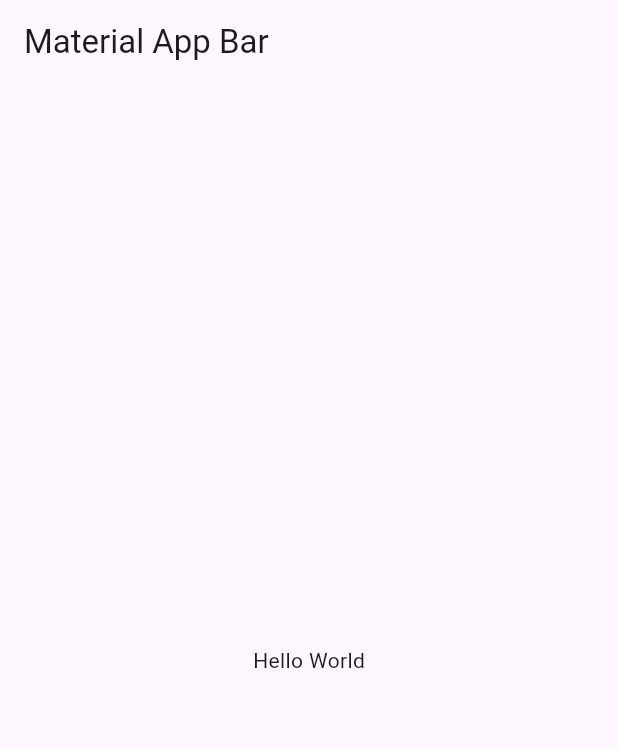
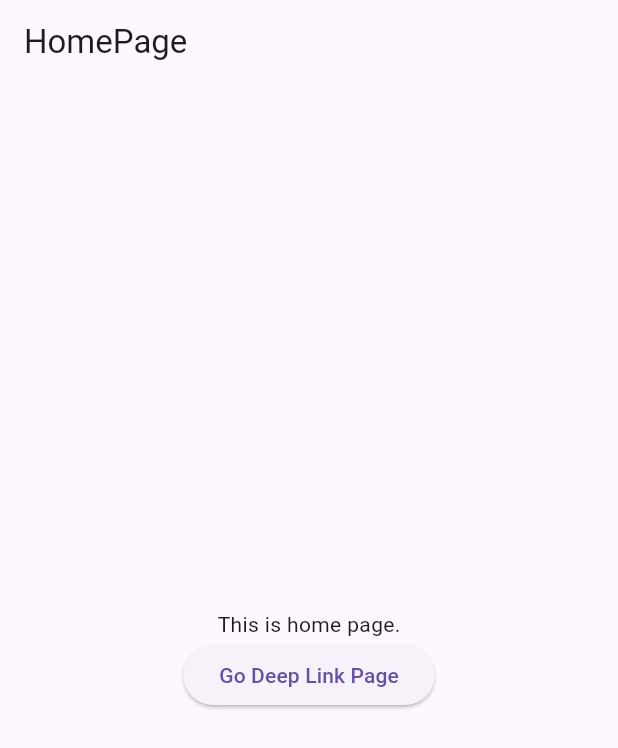
Before and after one commit to suleymangunes/deeplinking-auto_route, a Flutter app: the screen it shows after launch, on a phone screen of 412 x 824 dp. Shown: the top 748 px of the screen. Run offline on Flutter 3.47's test engine with Material 3 defaults, Android fonts, the phone set to English and light mode, and no system bars; our stand-ins replace auto_route.

Commit message:
Auto_route integrated app

```diff
--- a/lib/main.dart
+++ b/lib/main.dart
@@ -1,3 +1,4 @@
+import 'package:deeplinking_autoroute/routes/app_router.dart';
 import 'package:flutter/material.dart';
 
 void main() => runApp(const MyApp());
@@ -7,16 +8,10 @@ class MyApp extends StatelessWidget {
 
   @override
   Widget build(BuildContext context) {
-    return MaterialApp(
+    AppRouter appRouter = AppRouter();
+    return MaterialApp.router(
       title: 'Material App',
-      home: Scaffold(
-        appBar: AppBar(
-          title: const Text('Material App Bar'),
-        ),
-        body: const Center(
-          child: Text('Hello World'),
-        ),
-      ),
+      routerConfig: appRouter.config(),
     );
   }
 }
--- /dev/null
+++ b/lib/routes/app_router.dart
@@ -0,0 +1,12 @@
+import 'package:auto_route/auto_route.dart';
+
+import 'app_router.gr.dart';
+
+@AutoRouterConfig()
+class AppRouter extends $AppRouter {
+  @override
+  List<AutoRoute> get routes => [
+        AutoRoute(path: "/HomeRoute", page: HomeRoute.page, initial: true),
+        AutoRoute(path: "/DeepLinkRoute", page: DeepLinkingRoute.page),
+      ];
+}
--- /dev/null
+++ b/lib/screen/home_page.dart
@@ -0,0 +1,30 @@
+import 'package:auto_route/annotations.dart';
+import 'package:auto_route/auto_route.dart';
+import 'package:flutter/material.dart';
+
+@RoutePage()
+class HomePage extends StatelessWidget {
+  const HomePage({super.key});
+
+  @override
+  Widget build(BuildContext context) {
+    return Scaffold(
+      appBar: AppBar(
+        title: const Text("HomePage"),
+      ),
+      body: Center(
+        child: Column(
+          mainAxisAlignment: MainAxisAlignment.center,
+          children: [
+            const Text("This is home page."),
+            ElevatedButton(
+                onPressed: () {
+                  context.router.pushNamed("/DeepLinkRoute");
+                },
+                child: const Text("Go Deep Link Page")),
+          ],
+        ),
+      ),
+    );
+  }
+}
```
Also changed, not shown: lib/screen/deep_linking_page.dart (added, +19 -0 lines), pubspec.yaml (+6 -4 lines), lib/routes/app_router.gr.dart (added), pubspec.lock.
